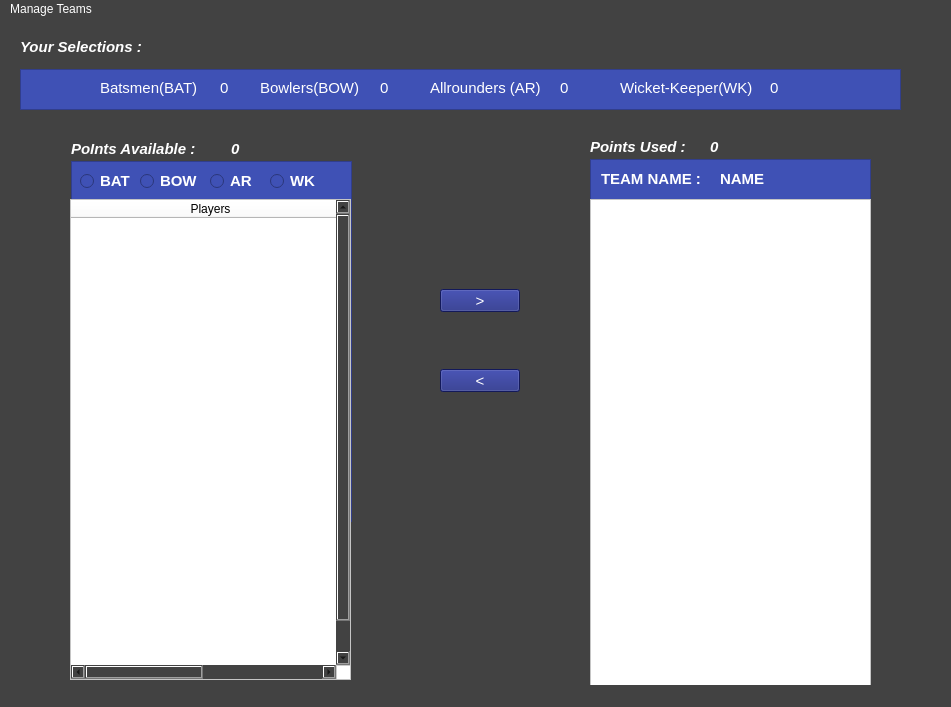
First picture: the form in layout.ui, repository SaravananOffl/Fantasy_Cricket, before the edit.
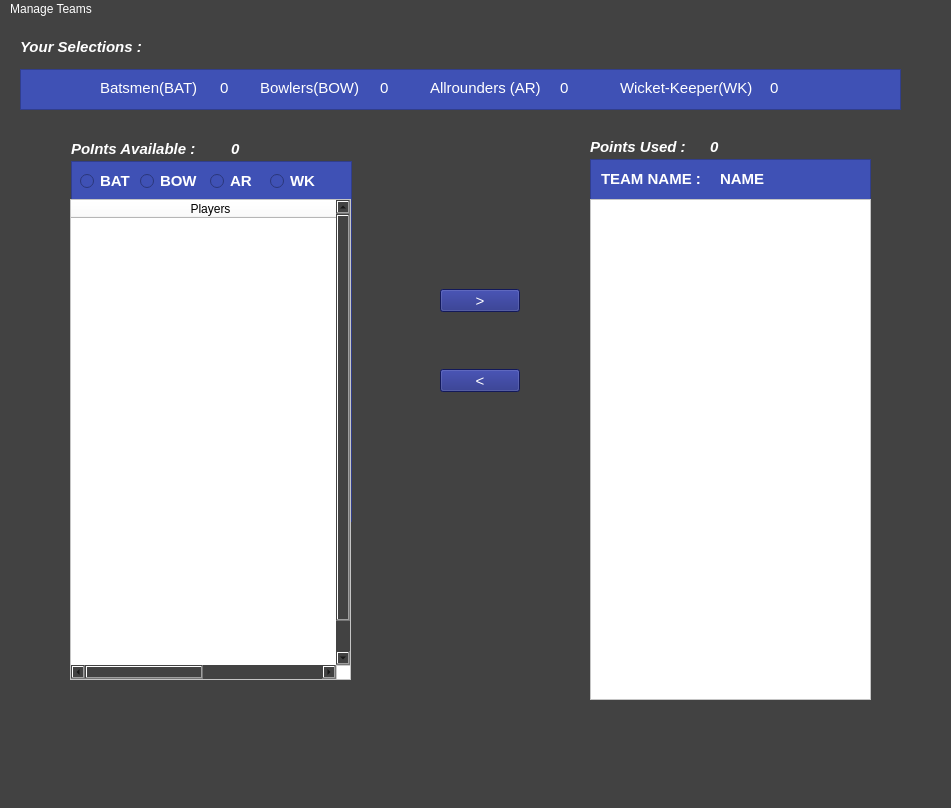
Second picture: the form after the edit.

```diff
--- a/layout.ui
+++ b/layout.ui
@@ -7,7 +7,7 @@
     <x>0</x>
     <y>0</y>
     <width>951</width>
-    <height>707</height>
+    <height>808</height>
    </rect>
   </property>
   <property name="font">
@@ -531,7 +531,7 @@
      <rect>
       <x>720</x>
       <y>151</y>
-      <width>50</width>
+      <width>141</width>
       <height>18</height>
      </rect>
     </property>
```
Left out of the diff: 3 changed lines with no effect on the pictures.
